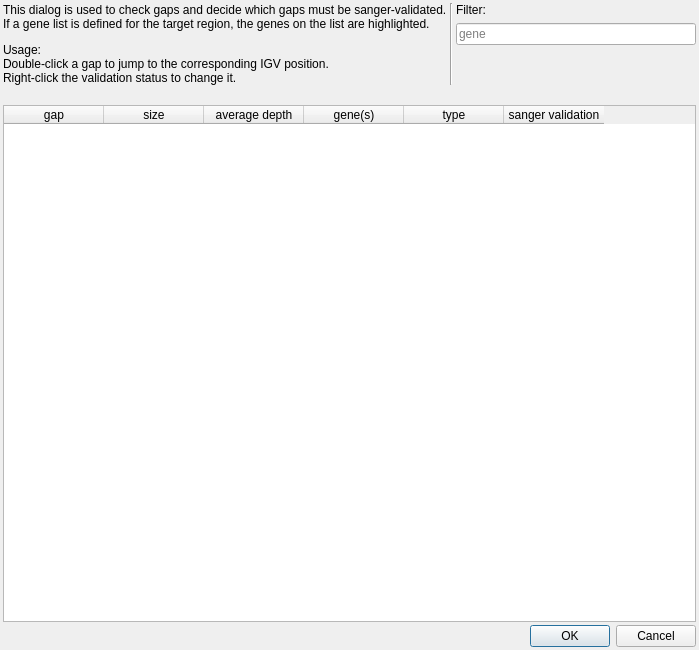
imgag/ngs-bits, file src/GSvar/GapDialog.ui: the form before one commit.
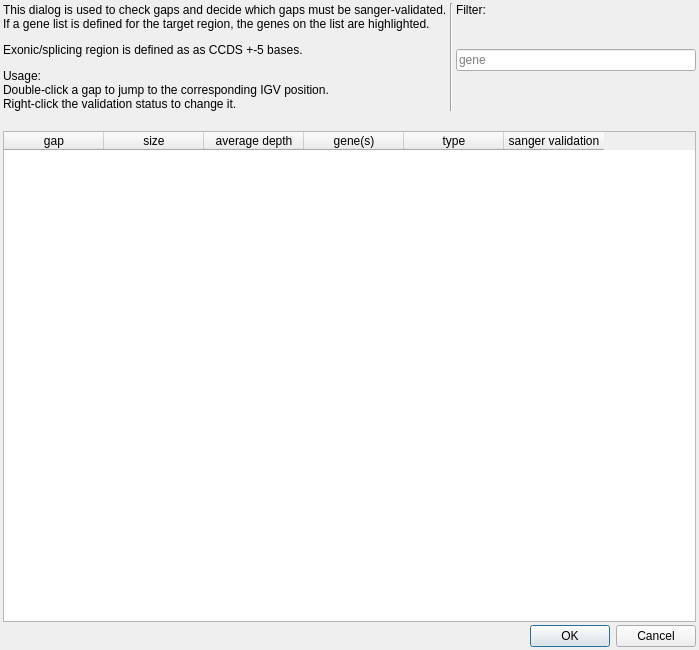
The form after the commit.

Commit message: GSvar: fixed IGV integration for trio variant lists.

```diff
--- a/src/GSvar/GapDialog.ui
+++ b/src/GSvar/GapDialog.ui
@@ -34,7 +34,7 @@
      <item>
       <widget class="QLabel" name="label">
        <property name="text">
-        <string>&lt;html&gt;&lt;head/&gt;&lt;body&gt;&lt;p&gt;This dialog is used to check gaps and decide which gaps must be sanger-validated.&lt;br/&gt;If a gene list is defined for the target region, the genes on the list are highlighted.&lt;/p&gt;&lt;p&gt;Usage:&lt;br/&gt;Double-click a gap to jump to the corresponding IGV position.&lt;br/&gt;Right-click the validation status to change it.&lt;/p&gt;&lt;/body&gt;&lt;/html&gt;</string>
+        <string>&lt;html&gt;&lt;head/&gt;&lt;body&gt;&lt;p&gt;This dialog is used to check gaps and decide which gaps must be sanger-validated.&lt;br/&gt;If a gene list is defined for the target region, the genes on the list are highlighted.&lt;/p&gt;&lt;p&gt;Exonic/splicing region is defined as as CCDS +-5 bases.&lt;/p&gt;&lt;p&gt;Usage:&lt;br/&gt;Double-click a gap to jump to the corresponding IGV position.&lt;br/&gt;Right-click the validation status to change it.&lt;/p&gt;&lt;/body&gt;&lt;/html&gt;</string>
        </property>
       </widget>
      </item>
```
The commit also changes 1 other file.
